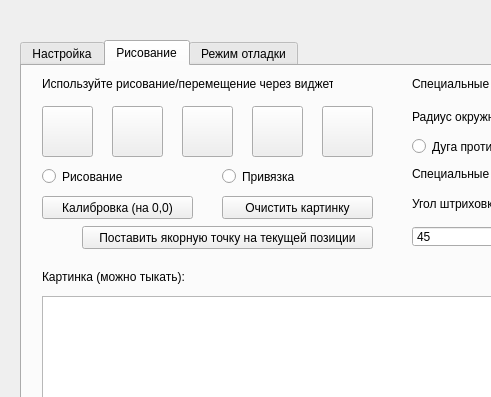
The window that gui/mainwindow.ui (lanDo403/cnc-software) describes before a commit, drawn with Qt 5; both pictures show x 0 to 491 and y 0 to 397 of the 753 by 905 pixel window.
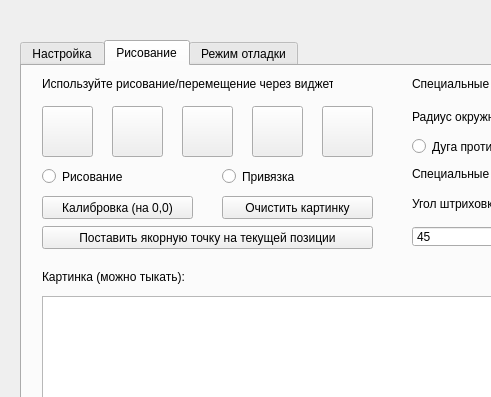
The same window after the commit.

Commit message: [advanced_ui] Fix scaling bug

The edit to the form file:
```diff
--- a/gui/mainwindow.ui
+++ b/gui/mainwindow.ui
@@ -445,9 +445,9 @@
      <widget class="QPushButton" name="btn_paint_add_anchor_point">
       <property name="geometry">
        <rect>
-        <x>60</x>
+        <x>20</x>
         <y>160</y>
-        <width>291</width>
+        <width>331</width>
         <height>23</height>
        </rect>
       </property>
```
The commit also changes 1 other file.
